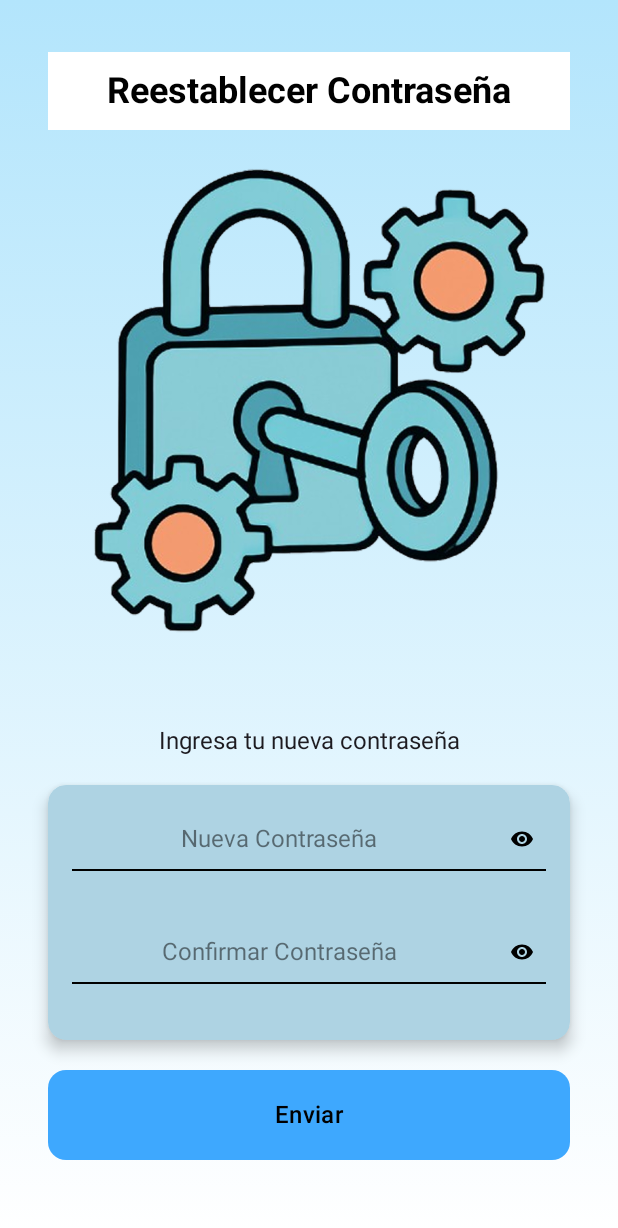
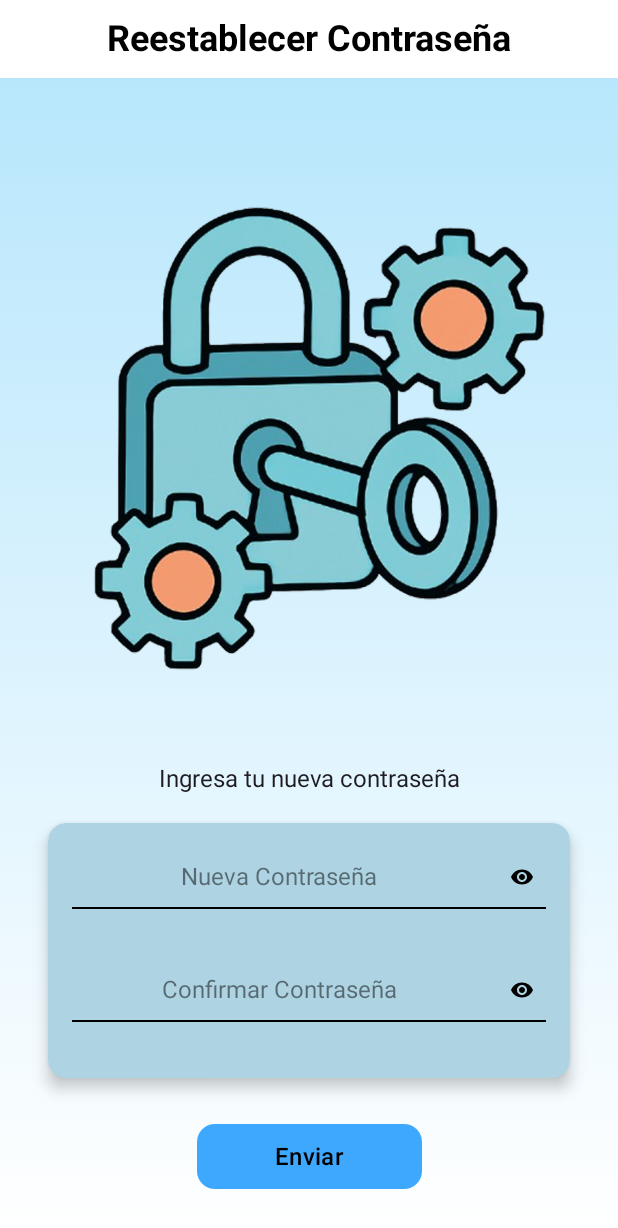
Before and after one commit to eddn-dev/TibiBalanceApp, an Android app built with Jetpack Compose: the @Preview function FeatureResetPasswordScreenPreview, on a phone screen of 412 x 824 dp. Shown: the top 1228 px of the screen. Run offline under Robolectric (Android 15) with nearby library versions, the phone set to English and light mode, and no system bars.

Commit message:
Pantallas login,ResetPasswor completas y con header corregido

```diff
--- a/app/src/main/java/com/app/tibibalance/ui/screens/FeatureEditProfileScreen.kt
+++ b/app/src/main/java/com/app/tibibalance/ui/screens/FeatureEditProfileScreen.kt
@@ -4,14 +4,10 @@ import androidx.compose.foundation.layout.Box
 import androidx.compose.foundation.layout.Column
 import androidx.compose.foundation.layout.Row
 import androidx.compose.foundation.layout.fillMaxSize
-import androidx.compose.foundation.layout.fillMaxWidth
 import androidx.compose.foundation.layout.padding
-import androidx.compose.foundation.layout.wrapContentHeight
 import androidx.compose.runtime.Composable
 import androidx.compose.ui.Alignment
 import androidx.compose.ui.Modifier
-import androidx.compose.ui.graphics.Color
-import androidx.compose.ui.text.style.TextAlign
 import androidx.compose.ui.unit.dp
 import com.app.tibibalance.R
 import com.app.tibibalance.ui.components.*
--- a/app/src/main/java/com/app/tibibalance/ui/screens/FeatureResetPasswordScreen.kt
+++ b/app/src/main/java/com/app/tibibalance/ui/screens/FeatureResetPasswordScreen.kt
@@ -25,37 +25,27 @@ import com.app.tibibalance.ui.components.ImageContainer
 import com.app.tibibalance.ui.components.InputPassword
 import com.app.tibibalance.ui.components.PrimaryButton
 
+
 @Composable
 fun FeatureResetPasswordScreen() {
-    // Contenido de la pantalla
-    // Contenido de la pantalla
+    Box(modifier = Modifier.fillMaxSize()) {
+
+        // 1. Fondo con gradiente
         GradientBackgroundScreen {
-        // Contenido de la pantalla
+            // Contenido con gradiente, sin el Header
             Box(
                 modifier = Modifier
                     .fillMaxSize()
-            //.background(Color(0xFFf5f5f5)) // Fondo gris claro
+                    .padding(top = 80.dp) // Espacio para que el header no lo tape
             ) {
-
                 Column(
                     modifier = Modifier
                         .align(Alignment.Center)
                         .padding(16.dp)
                 ) {
-
-
-                Header(
-                    title = "Reestablecer Contraseña",
-                    showBackButton = false,
-                    profileImage = null
-                )
-
-
-
-
                     ImageContainer(
-                    imageResId = R.drawable.ic_reset_password_image,  // Reemplaza con tu imagen
-                    contentDescription = "Imagen de inicio", // Descripción de la imagen
+                        imageResId = R.drawable.ic_reset_password_image,
+                        contentDescription = "Imagen de inicio",
                         modifier = Modifier
                             .fillMaxWidth()
                             .height(398.dp)
@@ -72,16 +62,15 @@ fun FeatureResetPasswordScreen() {
 
                     Spacer(modifier = Modifier.height(20.dp))
 
-                FormContainer (
-                    modifier = Modifier
-                        .height(170.dp)  // Establece un alto específico
-                ){
+                    FormContainer(
+                        modifier = Modifier.height(170.dp)
+                    ) {
                         var newpassword by remember { mutableStateOf("") }
 
                         InputPassword(
                             value = newpassword,
                             onValueChange = { newpassword = it },
-                        placeholder = "Nueva Contraseña" // ← placeholder personalizado en inglés
+                            placeholder = "Nueva Contraseña"
                         )
                         Spacer(modifier = Modifier.height(10.dp))
                         var confirmPassword by remember { mutableStateOf("") }
@@ -89,28 +78,28 @@ fun FeatureResetPasswordScreen() {
                         InputPassword(
                             value = confirmPassword,
                             onValueChange = { confirmPassword = it },
-                        placeholder = "Confirmar Contraseña" // ← placeholder personalizado en inglés
+                            placeholder = "Confirmar Contraseña"
                         )
-
                     }
 
-                Spacer(modifier = Modifier.height(20.dp))
-                // Primer PrimaryButton
+                    Spacer(modifier = Modifier.height(30.dp))
+
                     PrimaryButton(
-                    text = "Enviar",  // Pasamos el texto al botón
-                    onClick = { /* Acción del primer botón */ },
-                    modifier = Modifier
-                        .fillMaxWidth()
-                        .padding(bottom = 16.dp)
+                        text = "Enviar",
+                        onClick = { /* Acción del botón */ },
+                        modifier = Modifier.align(Alignment.CenterHorizontally)
                     )
-
-
-
-
-
-
-
                 }
             }
         }
+
+        // 2. Header encima del gradiente (posición fija arriba)
+        Header(
+            title = "Reestablecer Contraseña",
+            showBackButton = false,
+            profileImage = null,
+            modifier = Modifier
+                .align(Alignment.TopCenter)
+        )
     }
+}
```
Also changed, not shown: app/src/main/java/com/app/tibibalance/ui/screens/FeatureHomeScreen.kt (+18 -11 lines), app/src/main/java/com/app/tibibalance/ui/screens/FeatureLoginScreen.kt (+32 -29 lines), app/src/main/java/com/app/tibibalance/ui/components/IconContainer.kt (line endings or trailing spaces). Lines whose indentation alone changed are shown as unchanged.
